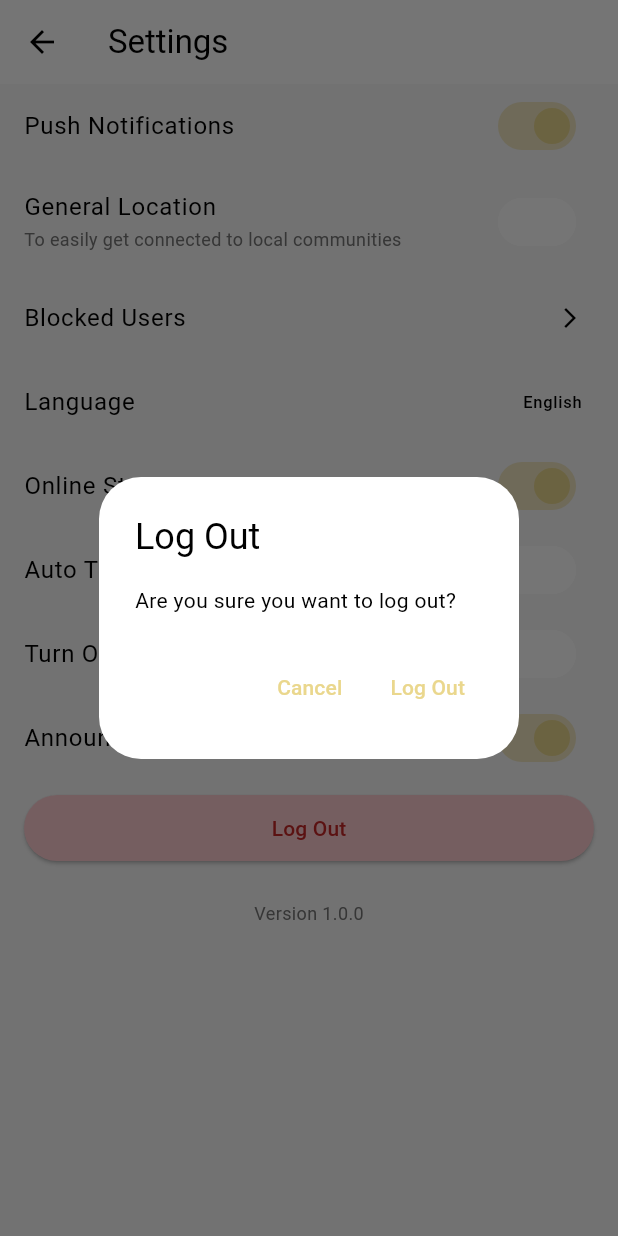
After one commit to quachang/myApp, a Flutter app: the SettingsScreen screen opened directly, after a tap on "Log Out", on a phone screen of 412 x 824 dp. The commit adds this screen. Run offline on Flutter 3.47's test engine with Material 3 defaults, Android fonts, the phone set to English and light mode, and no system bars; our stand-ins replace cloud_firestore, firebase_auth, firebase_core, google_sign_in; accounts and stored records are empty; network calls fail; Roboto replaces fonts that are missing (Poppins).

Commit message:
Checkpoint #1.1

```diff
--- /dev/null
+++ b/lib/screens/main/profile/settings_screen.dart
@@ -0,0 +1,213 @@
+import 'package:flutter/material.dart';
+import '../../../constants/colors.dart';
+import '../../../services/auth_service.dart';
+
+class SettingsScreen extends StatefulWidget {
+  const SettingsScreen({Key? key}) : super(key: key);
+
+  @override
+  _SettingsScreenState createState() => _SettingsScreenState();
+}
+
+class _SettingsScreenState extends State<SettingsScreen> {
+  final AuthService _authService = AuthService();
+
+  // Toggle switches for settings
+  bool _pushNotifications = true;
+  bool _locationEnabled = false;
+  bool _onlineStatus = true;
+  bool _autoTranslate = false;
+  bool _turnOffAds = false;
+  bool _announcements = true;
+
+  @override
+  Widget build(BuildContext context) {
+    return Scaffold(
+      appBar: AppBar(
+        title: const Text('Settings'),
+        backgroundColor: Colors.white,
+        foregroundColor: Colors.black,
+        elevation: 0,
+      ),
+      body: ListView(
+        children: [
+          // Push Notifications
+          _buildSwitchTile(
+            title: 'Push Notifications',
+            value: _pushNotifications,
+            onChanged: (value) {
+              setState(() {
+                _pushNotifications = value;
+              });
+            },
+          ),
+
+          // Location
+          _buildSwitchTile(
+            title: 'General Location',
+            subtitle: 'To easily get connected to local communities',
+            value: _locationEnabled,
+            onChanged: (value) {
+              setState(() {
+                _locationEnabled = value;
+              });
+            },
+          ),
+
+          // Blocked Users
+          _buildNavigationTile(
+            title: 'Blocked Users',
+            onTap: () {
+              // Navigate to blocked users screen
+            },
+          ),
+
+          // Language
+          _buildNavigationTile(
+            title: 'Language',
+            trailing: const Text('English'),
+            onTap: () {
+              // Navigate to language selection screen
+            },
+          ),
+
+          // Online Status
+          _buildSwitchTile(
+            title: 'Online Status',
+            value: _onlineStatus,
+            onChanged: (value) {
+              setState(() {
+                _onlineStatus = value;
+              });
+            },
+          ),
+
+          // Auto Translate
+          _buildSwitchTile(
+            title: 'Auto Translate',
+            value: _autoTranslate,
+            onChanged: (value) {
+              setState(() {
+                _autoTranslate = value;
+              });
+            },
+          ),
+
+          // Turn off ads
+          _buildSwitchTile(
+            title: 'Turn Off Ads',
+            value: _turnOffAds,
+            onChanged: (value) {
+              setState(() {
+                _turnOffAds = value;
+              });
+            },
+          ),
+
+          // Announcements
+          _buildSwitchTile(
+            title: 'Announcements from HARK! team',
+            value: _announcements,
+            onChanged: (value) {
+              setState(() {
+                _announcements = value;
+              });
+            },
+          ),
+
+          // Log out button
+          Padding(
+            padding: const EdgeInsets.symmetric(horizontal: 16, vertical: 8),
+            child: ElevatedButton(
+              onPressed: () async {
+                // Show confirmation dialog
+                final shouldLogout = await showDialog<bool>(
+                  context: context,
+                  builder: (context) => AlertDialog(
+                    title: const Text('Log Out'),
+                    content: const Text('Are you sure you want to log out?'),
+                    actions: [
+                      TextButton(
+                        onPressed: () => Navigator.pop(context, false),
+                        child: const Text('Cancel'),
+                      ),
+                      TextButton(
+                        onPressed: () => Navigator.pop(context, true),
+                        child: const Text('Log Out'),
+                      ),
+                    ],
+                  ),
+                );
+
+                if (shouldLogout == true) {
+                  await _authService.signOut();
+                  // Navigate to auth screen after sign out
+                  Navigator.pushNamedAndRemoveUntil(
+                    context,
+                    '/auth',
+                        (route) => false,
+                  );
+                }
+              },
+              style: ElevatedButton.styleFrom(
+                backgroundColor: Colors.red.shade100,
+                foregroundColor: Colors.red.shade800,
+                padding: const EdgeInsets.symmetric(vertical: 12),
+              ),
+              child: const Text('Log Out'),
+            ),
+          ),
+
+          // Version info
+          Padding(
+            padding: const EdgeInsets.all(16),
+            child: Center(
+              child: Text(
+                'Version 1.0.0',
+                style: TextStyle(
+                  color: Colors.grey.shade600,
+                  fontSize: 12,
+                ),
+              ),
+            ),
+          ),
+        ],
+      ),
+    );
+  }
+
+  Widget _buildSwitchTile({
+    required String title,
+    String? subtitle,
+    required bool value,
+    required Function(bool) onChanged,
+  }) {
+    return ListTile(
+      title: Text(title),
+      subtitle: subtitle != null ? Text(
+        subtitle,
+        style: TextStyle(
+          fontSize: 12,
+          color: Colors.grey.shade600,
+        ),
+      ) : null,
+      trailing: Switch(
+        value: value,
+        onChanged: onChanged,
+        activeColor: AppColors.primary,
+      ),
+    );
+  }
+
+  Widget _buildNavigationTile({
+    required String title,
+    Widget? trailing,
+    required VoidCallback onTap,
+  }) {
+    return ListTile(
+      title: Text(title),
+      trailing: trailing ?? const Icon(Icons.arrow_forward_ios, size: 16),
+      onTap: onTap,
+    );
+  }
+}
```
Also changed, not shown: lib/screens/main/profile/profile_screen.dart (+24 -8 lines).
